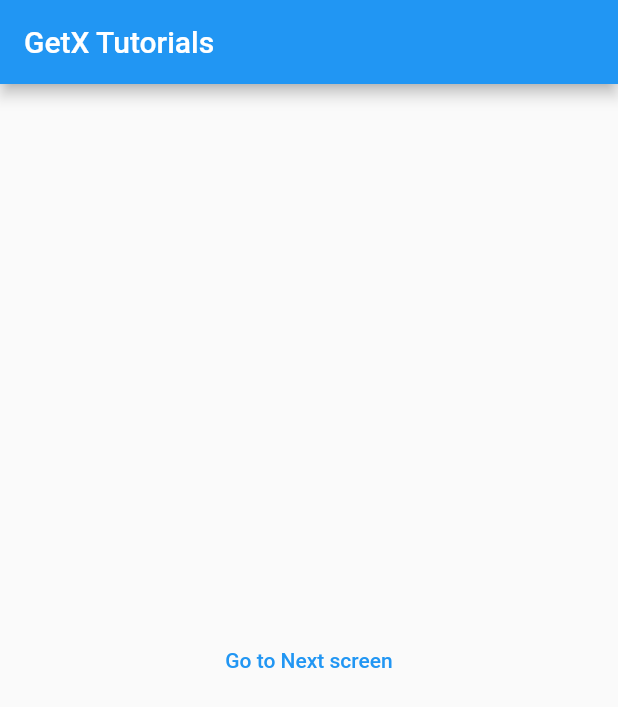
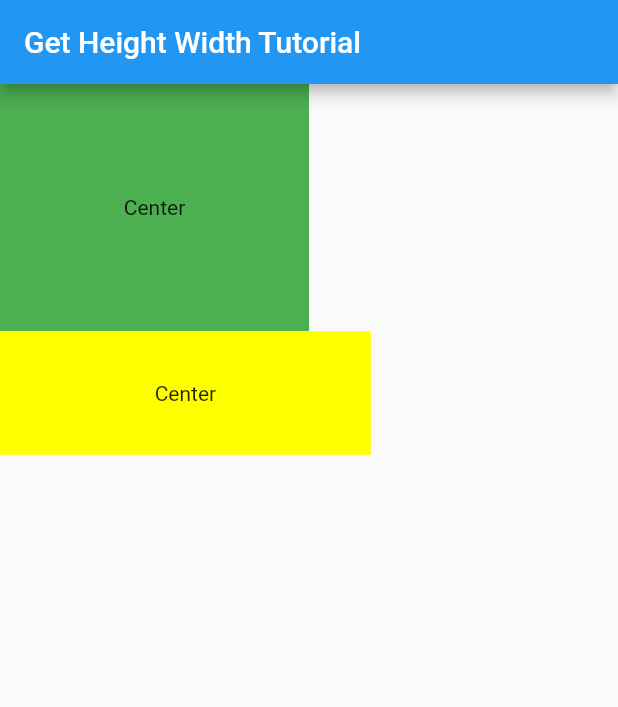
Before and after one commit to rajkayasth/Flutter_GetX_tutorial, a Flutter app: the screen it shows after launch, on a phone screen of 412 x 824 dp. Shown: the top 707 px of the screen. Run offline on Flutter 3.47's test engine with Material 2 defaults, Android fonts, the phone set to English and light mode, and no system bars; our stand-ins replace get.

Commit message:
- Getx Using Height Width with responsive widgets

```diff
--- /dev/null
+++ b/lib/get_height_width_demo.dart
@@ -0,0 +1,41 @@
+import 'package:flutter/material.dart';
+import 'package:get/get.dart';
+
+class GetHeightWidth extends StatefulWidget {
+  const GetHeightWidth({Key? key}) : super(key: key);
+
+  @override
+  State<GetHeightWidth> createState() => _GetHeightWidthState();
+}
+
+class _GetHeightWidthState extends State<GetHeightWidth> {
+  @override
+  Widget build(BuildContext context) {
+    return Scaffold(
+      appBar: AppBar(
+        title: const Text("Get Height Width Tutorial"),
+      ),
+      body: Column(
+        crossAxisAlignment: CrossAxisAlignment.start,
+        children: [
+          Container(
+            height: Get.height * .2,
+            width: Get.width * .5,
+            color: Colors.green,
+            child: const Center(
+              child: Text("Center"),
+            ),
+          ),
+          Container(
+            height: Get.height * .1,
+            width: Get.width * .6,
+            color: Colors.yellowAccent,
+            child: const Center(
+              child: Text("Center"),
+            ),
+          ),
+        ],
+      ),
+    );
+  }
+}
--- a/lib/main.dart
+++ b/lib/main.dart
@@ -1,5 +1,6 @@
 import 'package:flutter/material.dart';
 import 'package:get/get.dart';
+import 'package:getx_tutorial/get_height_width_demo.dart';
 import 'package:getx_tutorial/navigation_home_screen.dart';
 import 'package:getx_tutorial/screen_one.dart';
 import 'package:getx_tutorial/screen_two.dart';
@@ -19,11 +20,17 @@ class MyApp extends StatelessWidget {
       theme: ThemeData(
         primarySwatch: Colors.blue,
       ),
-      home: const NavigationHomeScreen(),
+      //home: const NavigationHomeScreen(),
       getPages: [
         GetPage(
           name: "/",
-          page: () => NavigationHomeScreen(),
+          page: () =>
+
+              ///if want to use get height width tutorial
+              GetHeightWidth(),
+
+          ///If Navigate to Navigation demo Page
+          //NavigationHomeScreen(),
         ),
         GetPage(
           name: "/screenOne",
```
